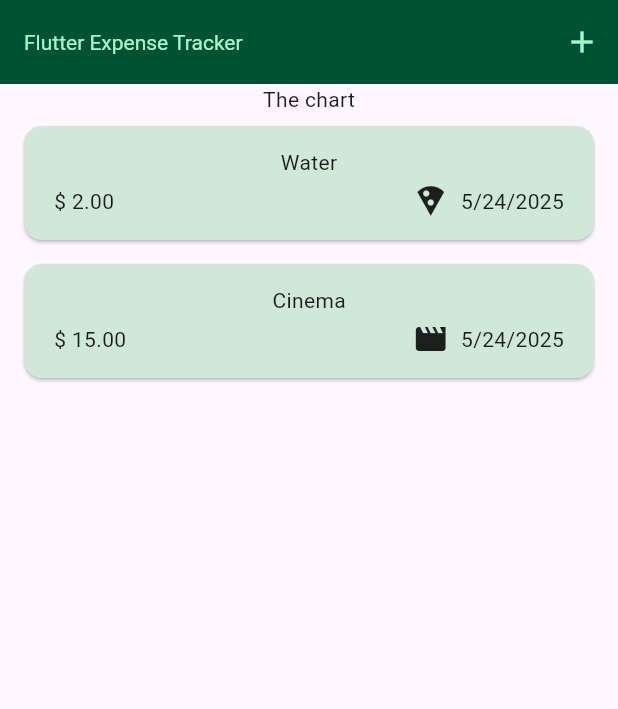
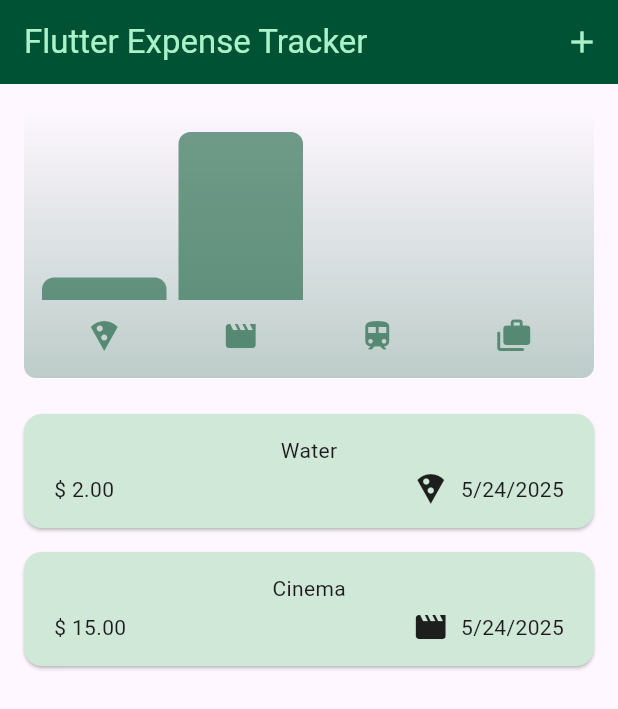
Before and after one commit to dramhex/expense_tracker, a Flutter app: the screen it shows after launch, on a phone screen of 412 x 824 dp. Shown: the top 709 px of the screen. Run offline on Flutter 3.47's test engine with Material 3 defaults, Android fonts, the phone set to English and light mode, and no system bars; missing offline and left inert: dart:ffi.

Commit message:
Add chart and chart bar widgets for expense visualization

```diff
--- a/lib/main.dart
+++ b/lib/main.dart
@@ -26,9 +26,6 @@ void main() {
             backgroundColor: kColorScheme.primaryContainer
           )
         ),
-        textTheme: ThemeData().textTheme.copyWith(
-          titleLarge: TextStyle(fontWeight: FontWeight.normal, color: kColorScheme.onSecondaryContainer, fontSize: 14)
-        ),
       ),
       home: Expenses(),
     ),
--- a/lib/models/expense.dart
+++ b/lib/models/expense.dart
@@ -33,3 +33,23 @@ class Expense {
     return formatter.format(date);
   }
 }
+
+class ExpenseBucket {
+  ExpenseBucket({required this.category, required this.expenses});
+
+  final Category category;
+  final List<Expense> expenses;
+
+  ExpenseBucket.forCategory(List<Expense> allExpenses, this.category)
+    : expenses = allExpenses.where((expense) => expense.category == category).toList();
+
+  double get totalExpenses {
+    double sum = 0;
+
+    for (final expense in expenses) {
+      sum += expense.amount;
+    }
+
+    return sum;
+  }
+}
--- /dev/null
+++ b/lib/widgets/chart/char.dart
@@ -0,0 +1,95 @@
+import 'package:flutter/material.dart';
+
+import 'package:expense_tracker/widgets/chart/chart_bar.dart';
+import 'package:expense_tracker/models/expense.dart';
+
+class Chart extends StatelessWidget {
+  const Chart({super.key, required this.expenses});
+
+  final List<Expense> expenses;
+
+  List<ExpenseBucket> get buckets {
+    return [
+      ExpenseBucket.forCategory(expenses, Category.food),
+      ExpenseBucket.forCategory(expenses, Category.leisure),
+      ExpenseBucket.forCategory(expenses, Category.travel),
+      ExpenseBucket.forCategory(expenses, Category.work),
+    ];
+  }
+
+  double get maxTotalExpense {
+    double maxTotalExpense = 0;
+
+    for (final bucket in buckets) {
+      if (bucket.totalExpenses > maxTotalExpense) {
+        maxTotalExpense = bucket.totalExpenses;
+      }
+    }
+
+    return maxTotalExpense;
+  }
+
+  @override
+  Widget build(BuildContext context) {
+    final isDarkMode =
+        MediaQuery.of(context).platformBrightness == Brightness.dark;
+    return Container(
+      margin: const EdgeInsets.all(16),
+      padding: const EdgeInsets.symmetric(
+        vertical: 16,
+        horizontal: 8,
+      ),
+      width: double.infinity,
+      height: 180,
+      decoration: BoxDecoration(
+        borderRadius: BorderRadius.circular(8),
+        gradient: LinearGradient(
+          colors: [
+            Theme.of(context).colorScheme.primary.withOpacity(0.3),
+            Theme.of(context).colorScheme.primary.withOpacity(0.0)
+          ],
+          begin: Alignment.bottomCenter,
+          end: Alignment.topCenter,
+        ),
+      ),
+      child: Column(
+        children: [
+          Expanded(
+            child: Row(
+              crossAxisAlignment: CrossAxisAlignment.end,
+              children: [
+                for (final bucket in buckets) // alternative to map()
+                  ChartBar(
+                    fill: bucket.totalExpenses == 0
+                        ? 0
+                        : bucket.totalExpenses / maxTotalExpense,
+                  )
+              ],
+            ),
+          ),
+          const SizedBox(height: 12),
+          Row(
+            children: buckets
+                .map(
+                  (bucket) => Expanded(
+                    child: Padding(
+                      padding: const EdgeInsets.symmetric(horizontal: 4),
+                      child: Icon(
+                        categoryIcons[bucket.category],
+                        color: isDarkMode
+                            ? Theme.of(context).colorScheme.secondary
+                            : Theme.of(context)
+                                .colorScheme
+                                .primary
+                                .withOpacity(0.7),
+                      ),
+                    ),
+                  ),
+                )
+                .toList(),
+          )
+        ],
+      ),
+    );
+  }
+}
--- /dev/null
+++ b/lib/widgets/chart/chart_bar.dart
@@ -0,0 +1,34 @@
+import 'package:flutter/material.dart';
+
+class ChartBar extends StatelessWidget {
+  const ChartBar({
+    super.key,
+    required this.fill,
+  });
+
+  final double fill;
+
+  @override
+  Widget build(BuildContext context) {
+    final isDarkMode =
+        MediaQuery.of(context).platformBrightness == Brightness.dark;
+    return Expanded(
+      child: Padding(
+        padding: const EdgeInsets.symmetric(horizontal: 4),
+        child: FractionallySizedBox(
+          heightFactor: fill,
+          child: DecoratedBox(
+            decoration: BoxDecoration(
+              shape: BoxShape.rectangle,
+              borderRadius:
+                  const BorderRadius.vertical(top: Radius.circular(8)),
+              color: isDarkMode
+                  ? Theme.of(context).colorScheme.secondary
+                  : Theme.of(context).colorScheme.primary.withOpacity(0.65),
+            ),
+          ),
+        ),
+      ),
+    );
+  }
+}
--- a/lib/widgets/expenses.dart
+++ b/lib/widgets/expenses.dart
@@ -1,7 +1,10 @@
+import 'dart:ffi';
+
 import 'package:expense_tracker/models/expense.dart';
 import 'package:expense_tracker/widgets/expenses_list/expenses_list.dart';
 import 'package:expense_tracker/widgets/new_expense.dart';
 import 'package:flutter/material.dart';
+import 'package:expense_tracker/widgets/chart/char.dart';
 
 class Expenses extends StatefulWidget {
   const Expenses({super.key});
@@ -87,7 +90,9 @@ class _ExpensesState extends State<Expenses> {
         ],
       ),
       body: Column(
-        children: [const Text('The chart'), Expanded(child: mainContent)],
+        children: [
+          Chart(expenses: _registeredExpenses,),
+          Expanded(child: mainContent)],
       ),
     );
   }
```
